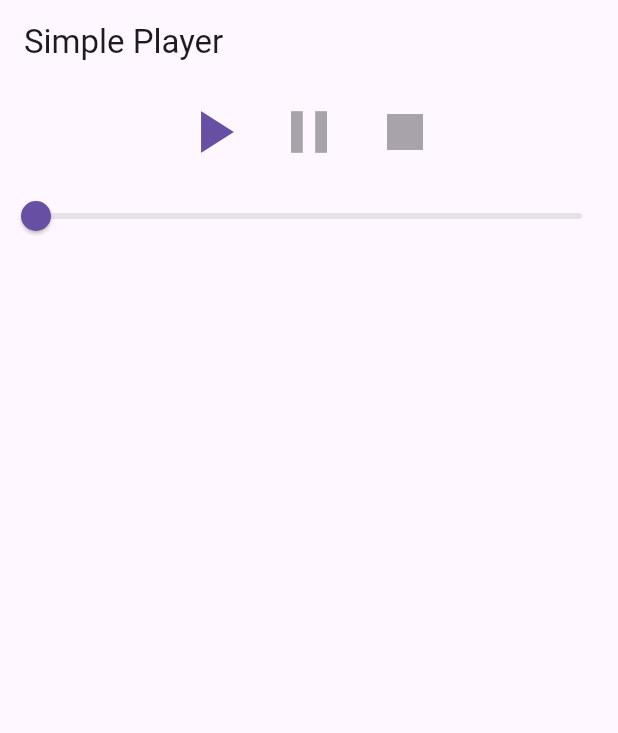
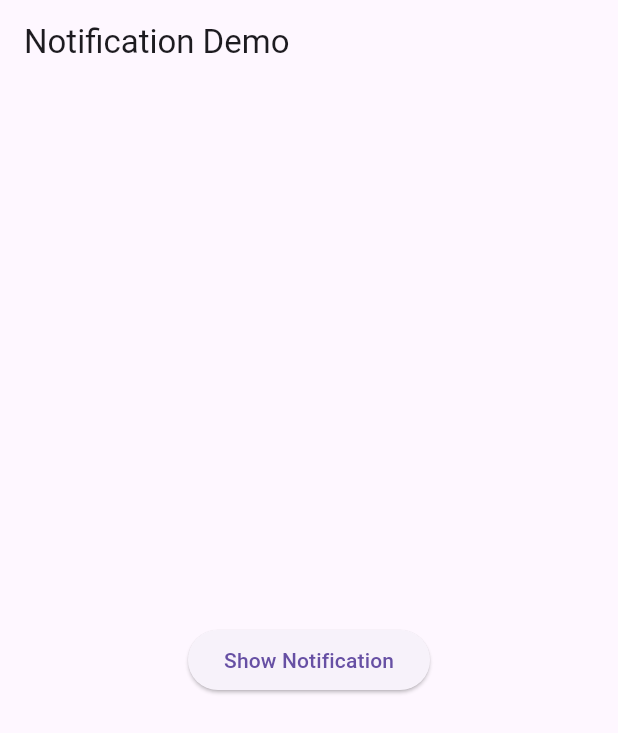
Before and after one commit to lightrao/lt25_fapp_one, a Flutter app: the screen it shows after launch, on a phone screen of 412 x 824 dp. Shown: the top 733 px of the screen. Run offline on Flutter 3.47's test engine with Material 3 defaults, Android fonts, the light colour scheme and no system bars; our stand-ins replace awesome_notifications.

Commit message:
learning awesome_notifications

```diff
--- a/lib/main.dart
+++ b/lib/main.dart
@@ -1,232 +1,59 @@
-import 'dart:async';
+import 'package:flutter/material.dart';
+import 'package:awesome_notifications/awesome_notifications.dart';
 
-import 'package:audioplayers/audioplayers.dart';
-import 'package:flutter/material.dart';
+void main() async {
+  WidgetsFlutterBinding.ensureInitialized();
 
-void main() {
-  runApp(const MaterialApp(home: _SimpleExampleApp()));
+  await AwesomeNotifications().initialize(
+    null, // default icon
+    [
+      NotificationChannel(
+        channelKey: 'basic_channel',
+        channelName: 'Basic Notifications',
+        channelDescription: 'Notification channel for basic tests',
+        importance: NotificationImportance.High,
+        defaultColor: Colors.blue,
+        ledColor: Colors.white,
+      )
+    ],
+  );
+
+  requestPermission();
+
+  runApp(const MyApp());
 }
 
-class _SimpleExampleApp extends StatefulWidget {
-  const _SimpleExampleApp();
-
-  @override
-  _SimpleExampleAppState createState() => _SimpleExampleAppState();
+void requestPermission() async {
+  bool isAllowed = await AwesomeNotifications().isNotificationAllowed();
+  if (!isAllowed) {
+    await AwesomeNotifications().requestPermissionToSendNotifications();
+  }
 }
 
-class _SimpleExampleAppState extends State<_SimpleExampleApp> {
-  late AudioPlayer player = AudioPlayer();
-
-  @override
-  void initState() {
-    super.initState();
-
-    // Create the audio player.
-    player = AudioPlayer();
-
-    // Set the release mode to keep the source after playback has completed.
-    player.setReleaseMode(ReleaseMode.stop);
-
-    // Start the player as soon as the app is displayed.
-    WidgetsBinding.instance.addPostFrameCallback((_) async {
-      await player.setSource(AssetSource('bell_meditation.ogg'));
-      await player.resume();
-    });
-  }
-
-  @override
-  void dispose() {
-    // Release all sources and dispose the player.
-    player.dispose();
-
-    super.dispose();
-  }
+class MyApp extends StatelessWidget {
+  const MyApp({super.key});
 
   @override
   Widget build(BuildContext context) {
-    return Scaffold(
-      appBar: AppBar(
-        title: const Text('Simple Player'),
+    return MaterialApp(
+      home: Scaffold(
+        appBar: AppBar(title: const Text('Notification Demo')),
+        body: Center(
+          child: ElevatedButton(
+            child: const Text('Show Notification'),
+            onPressed: () async {
+              await AwesomeNotifications().createNotification(
+                content: NotificationContent(
+                  id: 1,
+                  channelKey: 'basic_channel',
+                  title: 'Hello World!',
+                  body: 'This is your first notification',
+                ),
+              );
+            },
+          ),
+        ),
       ),
-      body: PlayerWidget(player: player),
     );
   }
 }
-
-// The PlayerWidget is a copy of "/lib/components/player_widget.dart".
-//#region PlayerWidget
-
-class PlayerWidget extends StatefulWidget {
-  final AudioPlayer player;
-
-  const PlayerWidget({
-    required this.player,
-    super.key,
-  });
-
-  @override
-  State<StatefulWidget> createState() {
-    return _PlayerWidgetState();
-  }
-}
-
-class _PlayerWidgetState extends State<PlayerWidget> {
-  PlayerState? _playerState;
-  Duration? _duration;
-  Duration? _position;
-
-  StreamSubscription? _durationSubscription;
-  StreamSubscription? _positionSubscription;
-  StreamSubscription? _playerCompleteSubscription;
-  StreamSubscription? _playerStateChangeSubscription;
-
-  bool get _isPlaying => _playerState == PlayerState.playing;
-
-  bool get _isPaused => _playerState == PlayerState.paused;
-
-  String get _durationText => _duration?.toString().split('.').first ?? '';
-
-  String get _positionText => _position?.toString().split('.').first ?? '';
-
-  AudioPlayer get player => widget.player;
-
-  @override
-  void initState() {
-    super.initState();
-    // Use initial values from player
-    _playerState = player.state;
-    player.getDuration().then(
-          (value) => setState(() {
-            _duration = value;
-          }),
-        );
-    player.getCurrentPosition().then(
-          (value) => setState(() {
-            _position = value;
-          }),
-        );
-    _initStreams();
-  }
-
-  @override
-  void setState(VoidCallback fn) {
-    // Subscriptions only can be closed asynchronously,
-    // therefore events can occur after widget has been disposed.
-    if (mounted) {
-      super.setState(fn);
-    }
-  }
-
-  @override
-  void dispose() {
-    _durationSubscription?.cancel();
-    _positionSubscription?.cancel();
-    _playerCompleteSubscription?.cancel();
-    _playerStateChangeSubscription?.cancel();
-    super.dispose();
-  }
-
-  @override
-  Widget build(BuildContext context) {
-    final color = Theme.of(context).primaryColor;
-    return Column(
-      mainAxisSize: MainAxisSize.min,
-      children: <Widget>[
-        Row(
-          mainAxisSize: MainAxisSize.min,
-          children: [
-            IconButton(
-              key: const Key('play_button'),
-              onPressed: _isPlaying ? null : _play,
-              iconSize: 48.0,
-              icon: const Icon(Icons.play_arrow),
-              color: color,
-            ),
-            IconButton(
-              key: const Key('pause_button'),
-              onPressed: _isPlaying ? _pause : null,
-              iconSize: 48.0,
-              icon: const Icon(Icons.pause),
-              color: color,
-            ),
-            IconButton(
-              key: const Key('stop_button'),
-              onPressed: _isPlaying || _isPaused ? _stop : null,
-              iconSize: 48.0,
-              icon: const Icon(Icons.stop),
-              color: color,
-            ),
-          ],
-        ),
-        Slider(
-          onChanged: (value) {
-            final duration = _duration;
-            if (duration == null) {
-              return;
-            }
-            final position = value * duration.inMilliseconds;
-            player.seek(Duration(milliseconds: position.round()));
-          },
-          value: (_position != null &&
-                  _duration != null &&
-                  _position!.inMilliseconds > 0 &&
-                  _position!.inMilliseconds < _duration!.inMilliseconds)
-              ? _position!.inMilliseconds / _duration!.inMilliseconds
-              : 0.0,
-        ),
-        Text(
-          _position != null
-              ? '$_positionText / $_durationText'
-              : _duration != null
-                  ? _durationText
-                  : '',
-          style: const TextStyle(fontSize: 16.0),
-        ),
-      ],
-    );
-  }
-
-  void _initStreams() {
-    _durationSubscription = player.onDurationChanged.listen((duration) {
-      setState(() => _duration = duration);
-    });
-
-    _positionSubscription = player.onPositionChanged.listen(
-      (p) => setState(() => _position = p),
-    );
-
-    _playerCompleteSubscription = player.onPlayerComplete.listen((event) {
-      setState(() {
-        _playerState = PlayerState.stopped;
-        _position = Duration.zero;
-      });
-    });
-
-    _playerStateChangeSubscription =
-        player.onPlayerStateChanged.listen((state) {
-      setState(() {
-        _playerState = state;
-      });
-    });
-  }
-
-  Future<void> _play() async {
-    await player.resume();
-    setState(() => _playerState = PlayerState.playing);
-  }
-
-  Future<void> _pause() async {
-    await player.pause();
-    setState(() => _playerState = PlayerState.paused);
-  }
-
-  Future<void> _stop() async {
-    await player.stop();
-    setState(() {
-      _playerState = PlayerState.stopped;
-      _position = Duration.zero;
-    });
-  }
-}
-
-//#endregion
--- a/pubspec.yaml
+++ b/pubspec.yaml
@@ -35,6 +35,8 @@ dependencies:
   # Use with the CupertinoIcons class for iOS style icons.
   cupertino_icons: ^1.0.8
   audioplayers: ^6.1.0
+  awesome_notifications: ^0.10.0
+  palette_generator: ^0.3.3+5
 
 dev_dependencies:
   flutter_test:
```
Also changed, not shown: pubspec.lock, 8 other files.
